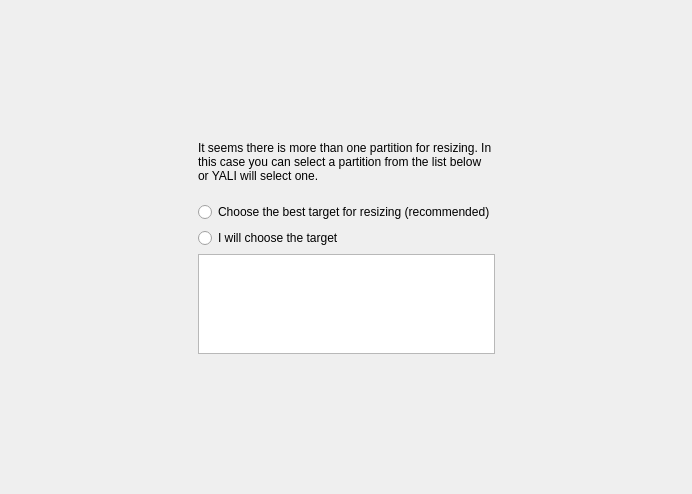
dadas45li/yali, file yali4/gui/Ui/autopartquestion.ui: the form before one commit.
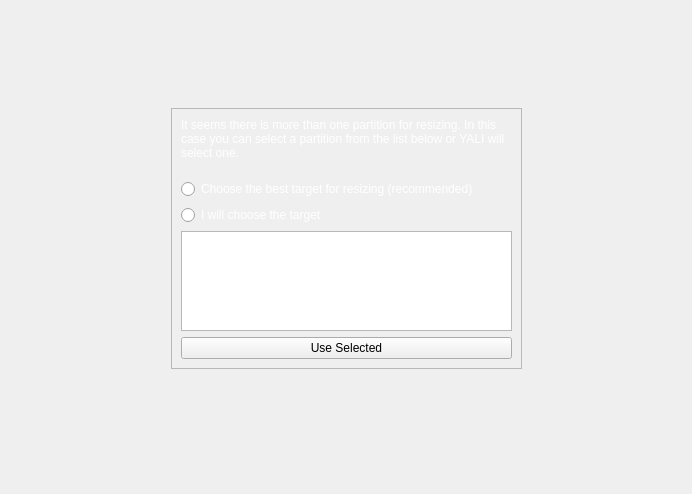
The form after the commit.

Diff of the .ui file:
```diff
--- a/yali4/gui/Ui/autopartquestion.ui
+++ b/yali4/gui/Ui/autopartquestion.ui
@@ -20,8 +20,8 @@
      </property>
      <property name="sizeHint" stdset="0" >
       <size>
-       <width>20</width>
-       <height>115</height>
+       <width>333</width>
+       <height>52</height>
       </size>
      </property>
     </spacer>
@@ -40,9 +40,19 @@
     </spacer>
    </item>
    <item row="1" column="1" >
+    <widget class="QFrame" name="mainFrame" >
+     <property name="frameShape" >
+      <enum>QFrame::StyledPanel</enum>
+     </property>
+     <property name="frameShadow" >
+      <enum>QFrame::Raised</enum>
+     </property>
     <layout class="QGridLayout" name="gridLayout" >
      <item row="0" column="0" >
       <widget class="QLabel" name="label" >
+        <property name="styleSheet" >
+         <string notr="true" >color:white;</string>
+        </property>
        <property name="text" >
         <string>It seems there is more than one partition for resizing. In this case you can select a partition from the list below or YALI will select one.</string>
        </property>
@@ -51,8 +61,27 @@
        </property>
       </widget>
      </item>
+      <item row="1" column="0" >
+       <spacer name="verticalSpacer" >
+        <property name="orientation" >
+         <enum>Qt::Vertical</enum>
+        </property>
+        <property name="sizeType" >
+         <enum>QSizePolicy::Fixed</enum>
+        </property>
+        <property name="sizeHint" stdset="0" >
+         <size>
+          <width>331</width>
+          <height>13</height>
+         </size>
+        </property>
+       </spacer>
+      </item>
      <item row="2" column="0" >
       <widget class="QRadioButton" name="bestChoice" >
+        <property name="styleSheet" >
+         <string notr="true" >color:white;</string>
+        </property>
        <property name="text" >
         <string>Choose the best target for resizing (recommended)</string>
        </property>
@@ -70,28 +99,23 @@
      </item>
      <item row="3" column="0" >
       <widget class="QRadioButton" name="userChoice" >
+        <property name="styleSheet" >
+         <string notr="true" >color:white;</string>
+        </property>
        <property name="text" >
         <string>I will choose the target</string>
        </property>
       </widget>
      </item>
-     <item row="1" column="0" >
-      <spacer name="verticalSpacer" >
-       <property name="orientation" >
-        <enum>Qt::Vertical</enum>
-       </property>
-       <property name="sizeType" >
-        <enum>QSizePolicy::Fixed</enum>
-       </property>
-       <property name="sizeHint" stdset="0" >
-        <size>
-         <width>20</width>
-         <height>13</height>
-        </size>
-       </property>
-      </spacer>
-     </item>
-    </layout>
+      <item row="5" column="0" >
+       <widget class="QPushButton" name="useSelectedButton" >
+        <property name="text" >
+         <string>Use Selected</string>
+        </property>
+       </widget>
+      </item>
+     </layout>
+    </widget>
    </item>
    <item row="1" column="2" >
     <spacer name="horizontalSpacer_2" >
@@ -100,8 +124,8 @@
      </property>
      <property name="sizeHint" stdset="0" >
       <size>
-       <width>160</width>
-       <height>20</height>
+       <width>133</width>
+       <height>226</height>
       </size>
      </property>
     </spacer>
```
Left out of the diff: 2 changed lines with no effect on the pictures. Lines whose indentation alone changed are shown as unchanged.
